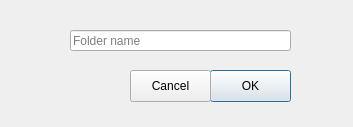
First picture: the form in guis/folder.ui, repository password-manager/linux, before the edit.
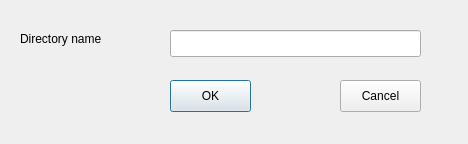
Second picture: the form after the edit.

What changed in the file:
```diff
--- a/guis/folder.ui
+++ b/guis/folder.ui
@@ -6,8 +6,8 @@
    <rect>
     <x>0</x>
     <y>0</y>
-    <width>353</width>
-    <height>127</height>
+    <width>468</width>
+    <height>144</height>
    </rect>
   </property>
   <property name="windowTitle">
@@ -16,8 +16,8 @@
   <widget class="QPushButton" name="okPushButton">
    <property name="geometry">
     <rect>
-     <x>210</x>
-     <y>70</y>
+     <x>170</x>
+     <y>80</y>
      <width>81</width>
      <height>32</height>
     </rect>
@@ -29,8 +29,8 @@
   <widget class="QPushButton" name="cancelPushButton">
    <property name="geometry">
     <rect>
-     <x>130</x>
-     <y>70</y>
+     <x>340</x>
+     <y>80</y>
      <width>81</width>
      <height>32</height>
     </rect>
@@ -42,17 +42,24 @@
   <widget class="QLineEdit" name="folderNameLineEdit">
    <property name="geometry">
     <rect>
-     <x>70</x>
+     <x>170</x>
      <y>30</y>
-     <width>221</width>
-     <height>21</height>
+     <width>251</width>
+     <height>27</height>
     </rect>
    </property>
-   <property name="accessibleName">
-    <string/>
+  </widget>
+  <widget class="QLabel" name="label">
+   <property name="geometry">
+    <rect>
+     <x>20</x>
+     <y>30</y>
+     <width>111</width>
+     <height>17</height>
+    </rect>
    </property>
-   <property name="placeholderText">
-    <string>Folder name</string>
+   <property name="text">
+    <string>Directory name</string>
    </property>
   </widget>
  </widget>
```
Left out of the diff: 2 changed lines with no effect on the pictures.
